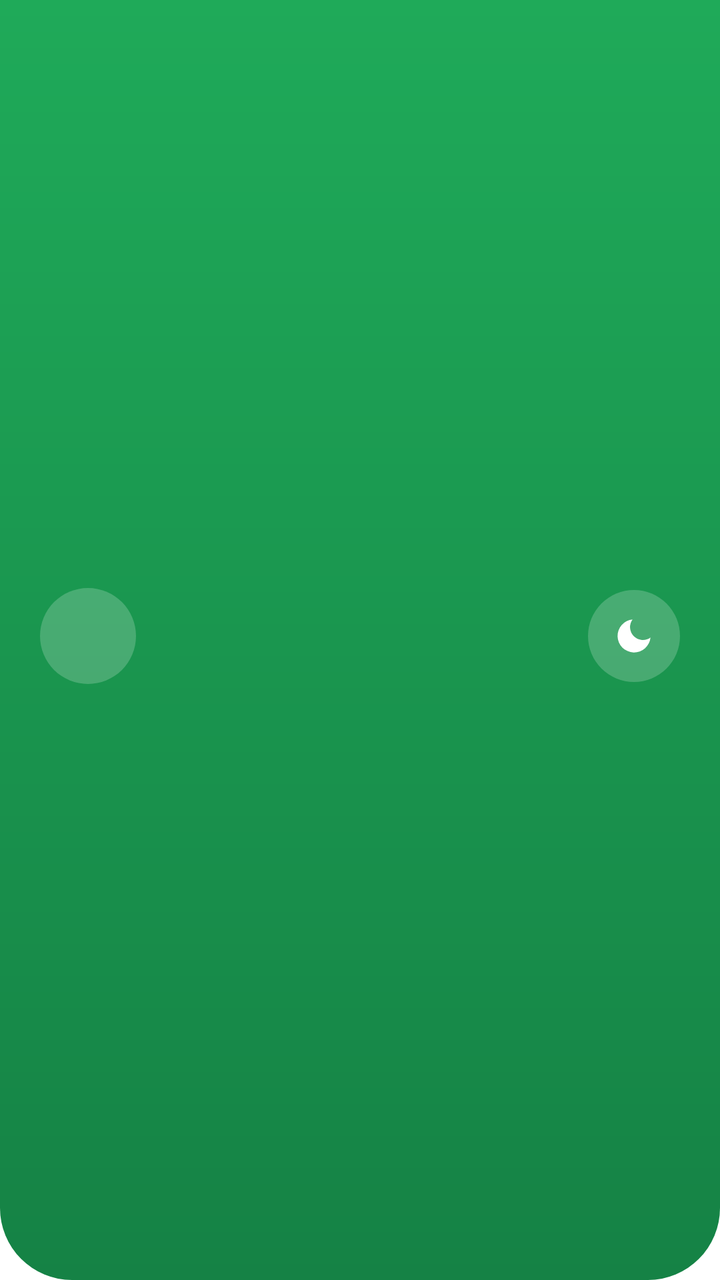
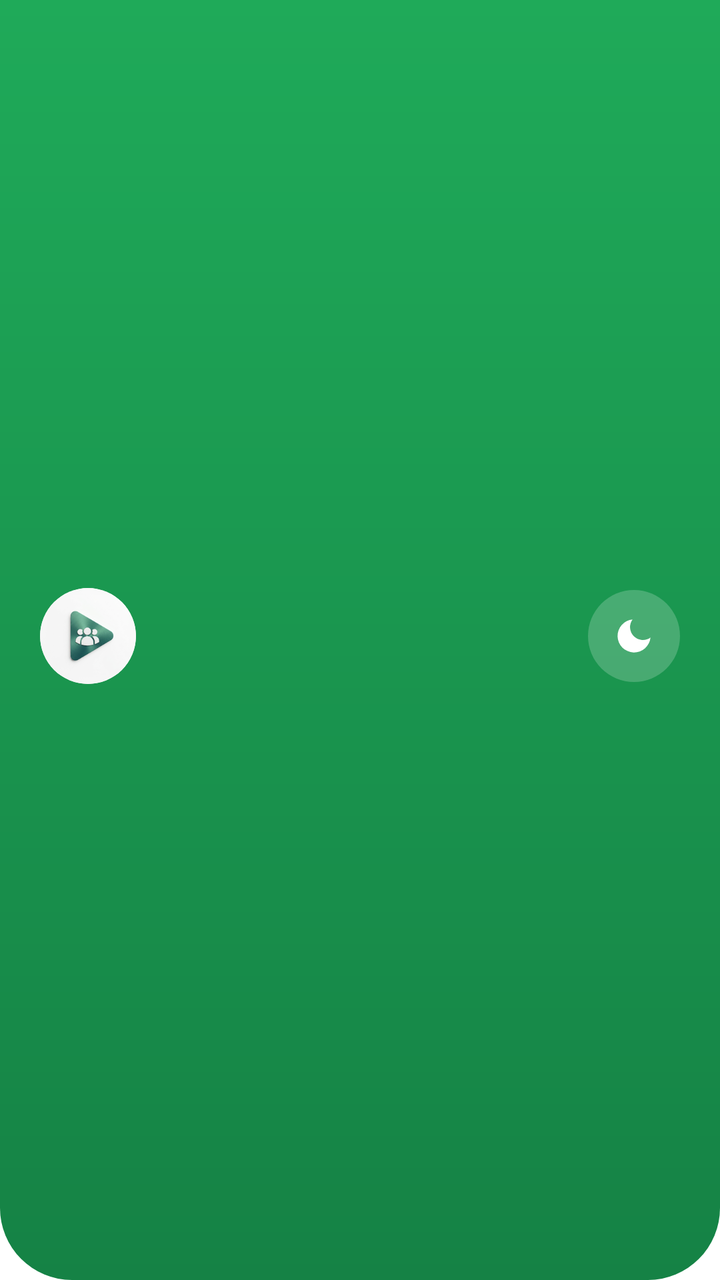

An Android layout rendered at two revisions. The XML below is the earlier revision; the diff shows what the commit changed to produce the second picture.
<!-- AndroidManifest.xml: application theme Theme.ViewGrow.Starting -->
<!-- res/layout/part_header_user.xml -->
<?xml version="1.0" encoding="utf-8"?>
<LinearLayout xmlns:android="http://schemas.android.com/apk/res/android"
    android:id="@+id/hero"
    android:layout_width="match_parent"
    android:layout_height="wrap_content"
    android:background="@drawable/bg_hero"
    android:gravity="center_vertical"
    android:orientation="horizontal"
    android:paddingStart="20dp"
    android:paddingTop="20dp"
    android:paddingEnd="20dp"
    android:paddingBottom="24dp">

    <TextView
        android:id="@+id/avatar"
        android:layout_width="48dp"
        android:layout_height="48dp"
        android:background="@drawable/bg_icon_circle"
        android:gravity="center"
        android:tag="extrabold"
        android:textColor="@color/white"
        android:textSize="19sp" />

    <LinearLayout
        android:layout_width="0dp"
        android:layout_height="wrap_content"
        android:layout_marginStart="12dp"
        android:layout_weight="1"
        android:orientation="vertical">
        <LinearLayout
            android:layout_width="wrap_content"
            android:layout_height="wrap_content"
            android:gravity="center_vertical"
            android:orientation="horizontal">
            <TextView
                android:id="@+id/user_name"
                android:layout_width="wrap_content"
                android:layout_height="wrap_content"
                android:ellipsize="end"
                android:maxLines="1"
                android:tag="bold"
                android:textColor="@color/white"
                android:textSize="18sp" />
            <TextView
                android:id="@+id/badge"
                android:layout_width="wrap_content"
                android:layout_height="wrap_content"
                android:layout_marginStart="8dp"
                android:background="@drawable/bg_hero_chip"
                android:paddingStart="8dp"
                android:paddingTop="3dp"
                android:paddingEnd="8dp"
                android:paddingBottom="3dp"
                android:tag="semibold"
                android:textColor="@color/white"
                android:textSize="10sp"
                android:visibility="gone" />
        </LinearLayout>
        <TextView
            android:id="@+id/user_phone"
            android:layout_width="wrap_content"
            android:layout_height="wrap_content"
            android:layout_marginTop="2dp"
            android:textColor="@color/white_soft"
            android:textSize="12.5sp" />
    </LinearLayout>

    <ImageView
        android:id="@+id/theme_btn"
        android:layout_width="46dp"
        android:layout_height="46dp"
        android:layout_marginStart="10dp"
        android:background="@drawable/bg_icon_circle"
        android:contentDescription="Switch between light and dark"
        android:padding="12dp"
        android:src="@drawable/ic_moon" />
</LinearLayout>
<!-- resources referenced by this layout -->
<resources>
  <color name="white">#FFFFFF</color>
  <color name="white_soft">#D9FFFFFF</color>
  <!-- drawable bg_hero (drawable) -->
  <?xml version="1.0" encoding="utf-8"?>
  <shape xmlns:android="http://schemas.android.com/apk/res/android" android:shape="rectangle">
      <gradient android:angle="270" android:startColor="@color/green" android:endColor="@color/green_dark" />
      <corners android:bottomLeftRadius="36dp" android:bottomRightRadius="36dp" />
  </shape>
  <!-- drawable bg_hero_chip (drawable) -->
  <?xml version="1.0" encoding="utf-8"?>
  <shape xmlns:android="http://schemas.android.com/apk/res/android" android:shape="rectangle">
      <solid android:color="#33FFFFFF" />
      <corners android:radius="100dp" />
  </shape>
  <!-- drawable bg_icon_circle (drawable) -->
  <?xml version="1.0" encoding="utf-8"?>
  <shape xmlns:android="http://schemas.android.com/apk/res/android"
      android:shape="oval">
      <solid android:color="#33FFFFFF" />
  </shape>
  <!-- drawable ic_moon (drawable) -->
  <?xml version="1.0" encoding="utf-8"?>
  <vector xmlns:android="http://schemas.android.com/apk/res/android"
      android:width="24dp" android:height="24dp"
      android:viewportWidth="24" android:viewportHeight="24">
      <path android:fillColor="#FFFFFF" android:pathData="M21,12.79A9,9 0 1,1 11.21,3A7,7 0 0,0 21,12.79z" />
  </vector>
  <style name="Theme.ViewGrow.Starting" parent="Theme.SplashScreen">
          <item name="windowSplashScreenBackground">@color/splash_bg</item>
          <item name="windowSplashScreenAnimatedIcon">@drawable/splash_icon</item>
          <item name="postSplashScreenTheme">@style/Theme.ViewGrow</item>
      </style>
  <color name="green">#1FAA59</color>
  <color name="green_dark">#158245</color>
  <color name="splash_bg">#F6F6F6</color>
  <!-- drawable splash_icon: png bitmap (drawable-nodpi, 113375 bytes) -->
  <style name="Theme.ViewGrow" parent="Theme.MaterialComponents.DayNight.NoActionBar">
          <item name="colorPrimary">@color/green</item>
          <item name="colorSurface">@color/surface</item>
          <item name="colorOnSurface">@color/dark</item>
          <item name="colorPrimaryVariant">@color/green_dark</item>
          <item name="colorOnPrimary">@color/white</item>
          <item name="colorSecondary">@color/green</item>
          <item name="colorControlActivated">@color/green</item>
          <item name="android:windowBackground">@color/surface</item>
          <item name="android:statusBarColor">@android:color/transparent</item>
          <item name="android:navigationBarColor">@color/surface</item>
          <item name="android:windowLightStatusBar">false</item>
      </style>
  <color name="surface">#FFFFFF</color>
  <color name="dark">#111B21</color>
</resources>

<!-- the commit's change to res/layout/part_header_user.xml (unified diff, before → after) -->
@@ -11,15 +11,15 @@
     android:paddingEnd="20dp"
     android:paddingBottom="24dp">
 
-    <TextView
+    <ImageView
         android:id="@+id/avatar"
         android:layout_width="48dp"
         android:layout_height="48dp"
-        android:background="@drawable/bg_icon_circle"
-        android:gravity="center"
-        android:tag="extrabold"
-        android:textColor="@color/white"
-        android:textSize="19sp" />
+        android:background="@drawable/bg_white_circle"
+        android:clipToOutline="true"
+        android:contentDescription="ViewGrow"
+        android:scaleType="centerCrop"
+        android:src="@drawable/viewgrow_logo" />
 
     <LinearLayout
         android:layout_width="0dp"
<!-- resource entries referenced after the edit -->
@@ -20,6 +20,11 @@
       android:shape="oval">
       <solid android:color="#33FFFFFF" />
   </shape>
+  <!-- drawable bg_white_circle (drawable) -->
+  <?xml version="1.0" encoding="utf-8"?>
+  <shape xmlns:android="http://schemas.android.com/apk/res/android" android:shape="oval">
+      <solid android:color="@color/white" />
+  </shape>
   <!-- drawable ic_moon (drawable) -->
   <?xml version="1.0" encoding="utf-8"?>
   <vector xmlns:android="http://schemas.android.com/apk/res/android"
@@ -27,6 +32,7 @@
       android:viewportWidth="24" android:viewportHeight="24">
       <path android:fillColor="#FFFFFF" android:pathData="M21,12.79A9,9 0 1,1 11.21,3A7,7 0 0,0 21,12.79z" />
   </vector>
+  <!-- drawable viewgrow_logo: png bitmap (drawable-nodpi, 21776 bytes) -->
   <style name="Theme.ViewGrow.Starting" parent="Theme.SplashScreen">
           <item name="windowSplashScreenBackground">@color/splash_bg</item>
           <item name="windowSplashScreenAnimatedIcon">@drawable/splash_icon</item>
